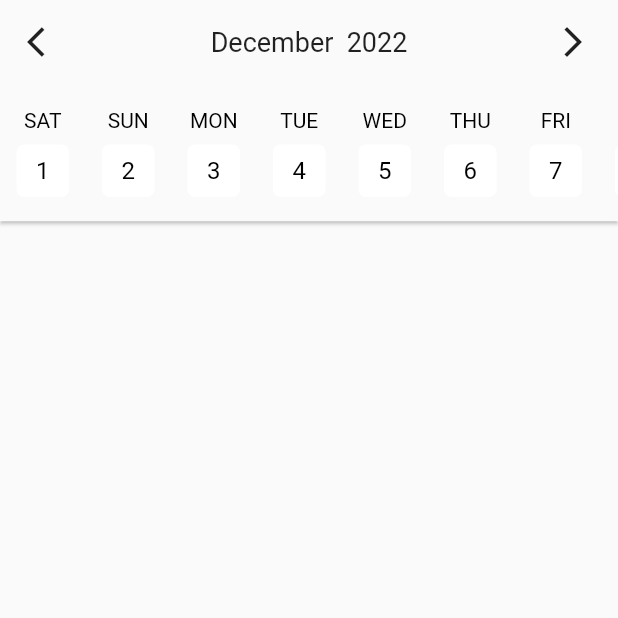
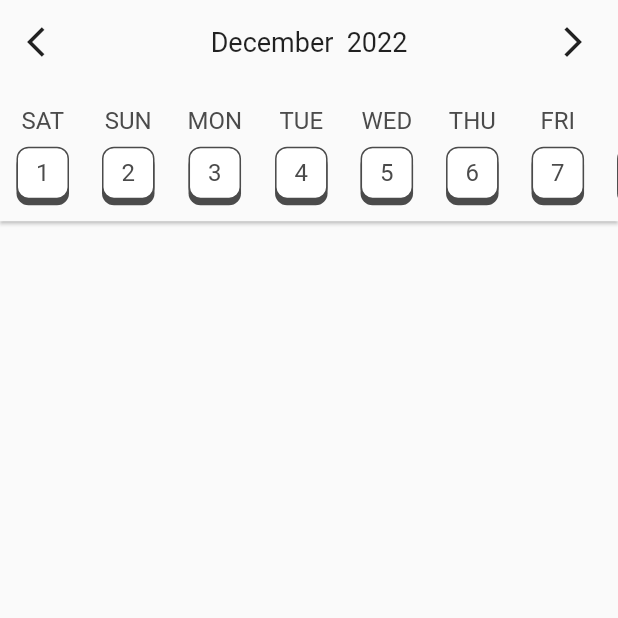
Before and after one commit to adarsh-technocrat/Timeline-Timekeeper, a Flutter app: the screen it shows after launch, on a phone screen of 412 x 824 dp, the top half of it. Run offline on Flutter 3.47's test engine with Material 2 defaults, Android fonts, the phone set to English and light mode, and no system bars; drawn by our look-alikes of scrollable_positioned_list.

Commit message:
chore: major Calender UI Refactor

```diff
--- a/lib/constants/constants.dart
+++ b/lib/constants/constants.dart
@@ -2,6 +2,6 @@ import 'package:flutter/material.dart';
 
 class Constants {
   /// [ Color Constant ]
-  ///
-  static const Color kDateCardColor = Color(0xff3761DE);
+  static const Color kDateCardColor = Color(0xff4B4B4B);
+  static const Color kCurrentCardColor = Color(0xffB0FF4D);
 }
--- /dev/null
+++ b/lib/helpers/ui_helper.dart
@@ -0,0 +1,30 @@
+import 'package:flutter/material.dart';
+
+class UIHelper {
+  static List<BoxShadow> boxShadow({required Color color}) {
+    return [BoxShadow(color: color, offset: const Offset(0, 4))];
+  }
+
+  static TextStyle textStyle({
+    required Color fontColor,
+    required FontWeight fontWeight,
+  }) {
+    return TextStyle(
+      fontSize: 16,
+      color: fontColor,
+      fontWeight: fontWeight,
+    );
+  }
+
+  static BoxDecoration boxDecoration(
+      {required Color borderColor,
+      required Color boxShadowColor,
+      required Color backgroundColor}) {
+    return BoxDecoration(
+      borderRadius: BorderRadius.circular(8),
+      border: Border.all(color: borderColor),
+      boxShadow: boxShadow(color: boxShadowColor),
+      color: backgroundColor,
+    );
+  }
+}
--- a/lib/widgets/date_card.dart
+++ b/lib/widgets/date_card.dart
@@ -7,21 +7,18 @@ class DateCard extends StatelessWidget {
   final DateTime currentDate;
   final DateTime selectedDate;
   final bool disablePreviousDate;
-  final Color disableBorderColor;
-  final Color selectedBorderColor;
-  final Color unSelectedBorderColor;
-  final Color disableTextColor;
-  final Color selectedTextColor;
-  final Color unSelectedTextColor;
-  final Color selectedBackgroundColor;
-  final Color unSelectedBackgroundColor;
-  final Color disableBackgroundColor;
-  final Color currentDateBorderColor;
-  final Color weekdaySelectedColor;
-  final Color weekdayUnselectedColor;
-  final List<BoxShadow> disableBoxShadow;
-  final List<BoxShadow> selectedBoxShadow;
-  final List<BoxShadow> unSelectedBoxShadow;
+  final BoxDecoration curentDateDecoration;
+  final BoxDecoration selectedDateDecoration;
+  final BoxDecoration unselectedDateDecoration;
+  final BoxDecoration disableDateDecoration;
+  final TextStyle curentDateTextStyle;
+  final TextStyle selectedDateTextStyle;
+  final TextStyle unSelectedDateTextStyle;
+  final TextStyle disableDateTextStyle;
+  final TextStyle curentWeekDayTextStyle;
+  final TextStyle selectedWeekDayStyle;
+  final TextStyle unSelectedWeekDayTextStyle;
+  final TextStyle disableWeekDayTextStyle;
 
   const DateCard(
       {super.key,
@@ -30,21 +27,18 @@ class DateCard extends StatelessWidget {
       required this.currentDate,
       required this.selectedDate,
       required this.disablePreviousDate,
-      required this.disableBorderColor,
-      required this.selectedBorderColor,
-      required this.unSelectedBorderColor,
-      required this.disableTextColor,
-      required this.selectedTextColor,
-      required this.unSelectedTextColor,
-      required this.selectedBackgroundColor,
-      required this.unSelectedBackgroundColor,
-      required this.disableBackgroundColor,
-      required this.currentDateBorderColor,
-      required this.disableBoxShadow,
-      required this.selectedBoxShadow,
-      required this.weekdaySelectedColor,
-      required this.weekdayUnselectedColor,
-      required this.unSelectedBoxShadow});
+      required this.curentDateDecoration,
+      required this.selectedDateDecoration,
+      required this.unselectedDateDecoration,
+      required this.disableDateDecoration,
+      required this.curentDateTextStyle,
+      required this.selectedDateTextStyle,
+      required this.unSelectedDateTextStyle,
+      required this.disableDateTextStyle,
+      required this.curentWeekDayTextStyle,
+      required this.selectedWeekDayStyle,
+      required this.unSelectedWeekDayTextStyle,
+      required this.disableWeekDayTextStyle});
 
   @override
   Widget build(BuildContext context) {
@@ -59,39 +53,26 @@ class DateCard extends StatelessWidget {
             DateHelper.getWeekday(weekday: dateItem.weekday)
                 .toString()
                 .toUpperCase(),
-            style: TextStyle(
-                color: isDisable(dateItem)
-                    ? disableTextColor
-                    : selectedDate.isAtSameMomentAs(dateItem)
-                        ? weekdaySelectedColor
-                        : weekdayUnselectedColor),
+            style: isDisable(dateItem)
+                ? disableWeekDayTextStyle
+                : selectedDate.isAtSameMomentAs(dateItem)
+                    ? selectedWeekDayStyle
+                    : currentDate.isAtSameMomentAs(dateItem)
+                        ? curentWeekDayTextStyle
+                        : unSelectedWeekDayTextStyle,
           ),
           const SizedBox(height: 8),
           SizedBox(
             height: 35,
             width: 35,
             child: Container(
-              decoration: BoxDecoration(
-                  borderRadius: BorderRadius.circular(5),
-                  border: Border.all(
-                    color: isDisable(dateItem)
-                        ? disableBorderColor
-                        : selectedDate.isAtSameMomentAs(dateItem)
-                            ? selectedBorderColor
-                            : currentDate.isAtSameMomentAs(dateItem)
-                                ? currentDateBorderColor
-                                : Colors.white,
-                  ),
-                  color: isDisable(dateItem)
-                      ? disableBackgroundColor
-                      : selectedDate.isAtSameMomentAs(dateItem)
-                          ? selectedBackgroundColor
-                          : unSelectedBackgroundColor,
-                  boxShadow: isDisable(dateItem)
-                      ? disableBoxShadow
-                      : selectedDate.isAtSameMomentAs(dateItem)
-                          ? selectedBoxShadow
-                          : unSelectedBoxShadow),
+              decoration: isDisable(dateItem)
+                  ? disableDateDecoration
+                  : selectedDate.isAtSameMomentAs(dateItem)
+                      ? selectedDateDecoration
+                      : currentDate.isAtSameMomentAs(dateItem)
+                          ? curentDateDecoration
+                          : unselectedDateDecoration,
               child: InkWell(
                 onTap: isDisable(dateItem)
                     ? null
@@ -101,13 +82,13 @@ class DateCard extends StatelessWidget {
                 child: Center(
                   child: Text(
                     dateItem.day.toString(),
-                    style: TextStyle(
-                        fontSize: 16,
-                        color: isDisable(dateItem)
-                            ? disableTextColor
-                            : selectedDate.isAtSameMomentAs(dateItem)
-                                ? selectedTextColor
-                                : unSelectedTextColor),
+                    style: isDisable(dateItem)
+                        ? disableDateTextStyle
+                        : selectedDate.isAtSameMomentAs(dateItem)
+                            ? selectedDateTextStyle
+                            : currentDate.isAtSameMomentAs(dateItem)
+                                ? curentDateTextStyle
+                                : unSelectedDateTextStyle,
                   ),
                 ),
               ),
--- a/lib/widgets/timekeeper_date.dart
+++ b/lib/widgets/timekeeper_date.dart
@@ -1,50 +1,43 @@
 import 'package:flutter/cupertino.dart';
 import 'package:scrollable_positioned_list/scrollable_positioned_list.dart';
+
 import 'package:timeline_timekeeper/helpers/date_helper.dart';
 import 'package:timeline_timekeeper/widgets/date_card.dart';
 
 class TimekeeperDate extends StatefulWidget {
   final Function(DateTime) selectedDate;
-  final Widget Function(BuildContext, int)? itemBuilder;
   final DateTime currentDate;
   final bool disablePreviousDate;
-  final Color disableBorderColor;
-  final Color selectedBorderColor;
-  final Color unSelectedBorderColor;
-  final Color disableTextColor;
-  final Color selectedTextColor;
-  final Color unSelectedTextColor;
-  final Color selectedBackgroundColor;
-  final Color unSelectedBackgroundColor;
-  final Color disableBackgroundColor;
-  final Color currentDateBorderColor;
-  final List<BoxShadow> disableBoxShadow;
-  final List<BoxShadow> selectedBoxShadow;
-  final List<BoxShadow> unSelectedBoxShadow;
-  final Color weekdaySelectedColor;
-  final Color weekdayUnselectedColor;
+  final BoxDecoration curentDateDecoration;
+  final BoxDecoration selectedDateDecoration;
+  final BoxDecoration unselectedDateDecoration;
+  final BoxDecoration disableDateDecoration;
+  final TextStyle curentDateTextStyle;
+  final TextStyle selectedDateTextStyle;
+  final TextStyle unSelectedDateTextStyle;
+  final TextStyle disableDateTextStyle;
+  final TextStyle curentWeekDayTextStyle;
+  final TextStyle selectedWeekDayStyle;
+  final TextStyle unSelectedWeekDayTextStyle;
+  final TextStyle disableWeekDayTextStyle;
 
   const TimekeeperDate(
       {super.key,
       required this.selectedDate,
-      this.itemBuilder,
       required this.currentDate,
       required this.disablePreviousDate,
-      required this.disableBorderColor,
-      required this.selectedBorderColor,
-      required this.unSelectedBorderColor,
-      required this.disableTextColor,
-      required this.selectedTextColor,
-      required this.unSelectedTextColor,
-      required this.selectedBackgroundColor,
-      required this.unSelectedBackgroundColor,
-      required this.disableBackgroundColor,
-      required this.currentDateBorderColor,
-      required this.disableBoxShadow,
-      required this.selectedBoxShadow,
-      required this.unSelectedBoxShadow,
-      required this.weekdaySelectedColor,
-      required this.weekdayUnselectedColor});
+      required this.curentDateDecoration,
+      required this.selectedDateDecoration,
+      required this.unselectedDateDecoration,
+      required this.disableDateDecoration,
+      required this.curentDateTextStyle,
+      required this.selectedDateTextStyle,
+      required this.unSelectedDateTextStyle,
+      required this.disableDateTextStyle,
+      required this.curentWeekDayTextStyle,
+      required this.selectedWeekDayStyle,
+      required this.unSelectedWeekDayTextStyle,
+      required this.disableWeekDayTextStyle});
 
   @override
   State<TimekeeperDate> createState() => _TimekeeperDateState();
@@ -83,8 +76,7 @@ class _TimekeeperDateState extends State<TimekeeperDate> {
         itemCount: DateHelper.getAllDates().length,
         itemPositionsListener: itemPositionsListener,
         itemScrollController: itemScrollController,
-        itemBuilder: widget.itemBuilder ??
-            (context, index) => DateCard(
+        itemBuilder: (context, index) => DateCard(
           onTap: (dateTime) {
             setState(() {
               selectedDate = dateTime;
@@ -95,26 +87,23 @@ class _TimekeeperDateState extends State<TimekeeperDate> {
               dateTime: DateHelper.removeTimeFromDatetime(
                   dateTime: widget.currentDate)),
           selectedDate: DateHelper.convertStringToDateTime(
-                      dateTime: DateHelper.removeTimeFromDatetime(
-                          dateTime: selectedDate!)),
+              dateTime:
+                  DateHelper.removeTimeFromDatetime(dateTime: selectedDate!)),
           dateItem: DateHelper.convertStringToDateTime(
               dateTime: DateHelper.getAllDates().keys.toList()[index]),
           disablePreviousDate: widget.disablePreviousDate,
-                  disableBorderColor: widget.disableBorderColor,
-                  selectedBorderColor: widget.selectedBorderColor,
-                  unSelectedBorderColor: widget.unSelectedBorderColor,
-                  disableTextColor: widget.disableTextColor,
-                  selectedTextColor: widget.selectedTextColor,
-                  unSelectedTextColor: widget.unSelectedTextColor,
-                  selectedBackgroundColor: widget.selectedBackgroundColor,
-                  unSelectedBackgroundColor: widget.unSelectedBackgroundColor,
-                  disableBackgroundColor: widget.disableBackgroundColor,
-                  currentDateBorderColor: widget.currentDateBorderColor,
-                  disableBoxShadow: widget.disableBoxShadow,
-                  selectedBoxShadow: widget.selectedBoxShadow,
-                  unSelectedBoxShadow: widget.unSelectedBoxShadow,
-                  weekdaySelectedColor: widget.weekdaySelectedColor,
-                  weekdayUnselectedColor: widget.weekdayUnselectedColor,
+          curentDateDecoration: widget.curentDateDecoration,
+          curentDateTextStyle: widget.curentDateTextStyle,
+          disableDateDecoration: widget.disableDateDecoration,
+          disableDateTextStyle: widget.disableDateTextStyle,
+          selectedDateDecoration: widget.selectedDateDecoration,
+          unSelectedDateTextStyle: widget.unSelectedDateTextStyle,
+          selectedDateTextStyle: widget.selectedDateTextStyle,
+          unselectedDateDecoration: widget.unselectedDateDecoration,
+          curentWeekDayTextStyle: widget.curentWeekDayTextStyle,
+          disableWeekDayTextStyle: widget.disableWeekDayTextStyle,
+          selectedWeekDayStyle: widget.selectedWeekDayStyle,
+          unSelectedWeekDayTextStyle: widget.unSelectedWeekDayTextStyle,
         ),
       ),
     );
--- a/lib/widgets/timekeeper_header.dart
+++ b/lib/widgets/timekeeper_header.dart
@@ -1,5 +1,6 @@
 import 'package:flutter/material.dart';
 import 'package:timeline_timekeeper/constants/constants.dart';
+import 'package:timeline_timekeeper/helpers/ui_helper.dart';
 import 'package:timeline_timekeeper/widgets/timekeeper_date.dart';
 import 'package:timeline_timekeeper/widgets/timekeeper_header_bar.dart';
 
@@ -8,45 +9,40 @@ class TimekeeperHeader extends StatefulWidget {
   final Function(DateTime dateTime) selectedDate;
   final DateTime? currentDate;
   final bool? disablePreviousDate;
-  final Color? disableBorderColor;
-  final Color? selectedBorderColor;
-  final Color? unSelectedBorderColor;
-  final Color? disableTextColor;
-  final Color? selectedTextColor;
-  final Color? unSelectedTextColor;
-  final Color? selectedBackgroundColor;
-  final Color? unSelectedBackgroundColor;
-  final Color? disableBackgroundColor;
-  final Color? currentDateBorderColor;
-  final List<BoxShadow>? disableBoxShadow;
-  final List<BoxShadow>? selectedBoxShadow;
-  final List<BoxShadow>? unSelectedBoxShadow;
-  final Color? weekdaySelectedColor;
-  final Color? weekdayUnselectedColor;
   final Widget? Function(DateTime)? customTimekeeperHeaderBar;
+  final BoxDecoration? curentDateDecoration;
+  final BoxDecoration? selectedDateDecoration;
+  final BoxDecoration? unselectedDateDecoration;
+  final BoxDecoration? disableDateDecoration;
+  final TextStyle? curentDateTextStyle;
+  final TextStyle? selectedDateTextStyle;
+  final TextStyle? unSelectedDateTextStyle;
+  final TextStyle? disableDateTextStyle;
+  final TextStyle? curentWeekDayTextStyle;
+  final TextStyle? selectedWeekDayStyle;
+  final TextStyle? unSelectedWeekDayTextStyle;
+  final TextStyle? disableWeekDayTextStyle;
 
-  const TimekeeperHeader(
-      {super.key,
-      this.showTimekeeperHeaderBar,
-      required this.selectedDate,
-      this.currentDate,
-      this.disablePreviousDate = false,
-      this.disableBorderColor,
-      this.selectedBorderColor = Colors.white,
-      this.unSelectedBorderColor = Colors.white,
-      this.disableTextColor = Colors.grey,
-      this.selectedTextColor = Colors.white,
-      this.unSelectedTextColor = Colors.black,
-      this.selectedBackgroundColor = Constants.kDateCardColor,
-      this.currentDateBorderColor = Constants.kDateCardColor,
-      this.unSelectedBackgroundColor = Colors.white,
-      this.disableBackgroundColor = Colors.white,
-      this.disableBoxShadow,
-      this.selectedBoxShadow,
-      this.unSelectedBoxShadow,
-      this.weekdaySelectedColor = Constants.kDateCardColor,
-      this.weekdayUnselectedColor = Colors.black,
-      required this.customTimekeeperHeaderBar});
+  const TimekeeperHeader({
+    super.key,
+    this.showTimekeeperHeaderBar,
+    required this.selectedDate,
+    this.currentDate,
+    this.disablePreviousDate = false,
+    this.customTimekeeperHeaderBar,
+    this.curentDateDecoration,
+    this.selectedDateDecoration,
+    this.unselectedDateDecoration,
+    this.disableDateDecoration,
+    this.curentDateTextStyle,
+    this.selectedDateTextStyle,
+    this.unSelectedDateTextStyle,
+    this.disableDateTextStyle,
+    this.curentWeekDayTextStyle,
+    this.selectedWeekDayStyle,
+    this.unSelectedWeekDayTextStyle,
+    this.disableWeekDayTextStyle,
+  });
 
   @override
   State<TimekeeperHeader> createState() => _TimekeeperHeaderState();
@@ -77,23 +73,58 @@ class _TimekeeperHeaderState extends State<TimekeeperHeader> {
             },
             currentDate: widget.currentDate ?? DateTime.now(),
             disablePreviousDate: widget.disablePreviousDate!,
-            disableBorderColor:
-                widget.disableBorderColor ?? Colors.grey.withOpacity(0.1),
-            selectedBorderColor: widget.selectedBorderColor!,
-            unSelectedBorderColor: widget.unSelectedBorderColor!,
-            disableTextColor: widget.disableTextColor!,
-            selectedTextColor: widget.selectedTextColor!,
-            unSelectedTextColor: widget.unSelectedTextColor!,
-            selectedBackgroundColor: widget.selectedBackgroundColor!,
-            unSelectedBackgroundColor: widget.unSelectedBackgroundColor!,
-            disableBackgroundColor: widget.disableBackgroundColor!,
-            currentDateBorderColor: widget.currentDateBorderColor!,
-            disableBoxShadow: widget.disableBoxShadow ?? [],
-            selectedBoxShadow: widget.selectedBoxShadow ?? [],
-            unSelectedBoxShadow: widget.unSelectedBoxShadow ?? [],
-            weekdaySelectedColor: widget.weekdaySelectedColor!,
-            weekdayUnselectedColor: widget.weekdayUnselectedColor!,
-          )
+            curentDateDecoration: widget.curentDateDecoration ??
+                UIHelper.boxDecoration(
+                  borderColor: Constants.kDateCardColor,
+                  boxShadowColor: Constants.kCurrentCardColor,
+                  backgroundColor: Constants.kCurrentCardColor,
+                ),
+            curentDateTextStyle: widget.curentDateTextStyle ??
+                UIHelper.textStyle(
+                    fontColor: Constants.kDateCardColor,
+                    fontWeight: FontWeight.normal),
+            disableDateDecoration: widget.disableDateDecoration ??
+                UIHelper.boxDecoration(
+                    borderColor: Colors.grey,
+                    boxShadowColor: Colors.grey.withOpacity(0.1),
+                    backgroundColor: Colors.white),
+            disableDateTextStyle: widget.disableDateTextStyle ??
+                UIHelper.textStyle(
+                    fontColor: Colors.grey.withOpacity(0.4),
+                    fontWeight: FontWeight.normal),
+            selectedDateDecoration: widget.selectedDateDecoration ??
+                UIHelper.boxDecoration(
+                  borderColor: Colors.white,
+                  boxShadowColor: Constants.kDateCardColor,
+                  backgroundColor: Constants.kDateCardColor,
+                ),
+            selectedDateTextStyle: widget.selectedDateTextStyle ??
+                UIHelper.textStyle(
+                    fontColor: Colors.white, fontWeight: FontWeight.bold),
+            unSelectedDateTextStyle: widget.unSelectedDateTextStyle ??
+                UIHelper.textStyle(
+                    fontColor: Constants.kDateCardColor,
+                    fontWeight: FontWeight.normal),
+            unselectedDateDecoration: widget.unselectedDateDecoration ??
+                UIHelper.boxDecoration(
+                    borderColor: Constants.kDateCardColor,
+                    boxShadowColor: Constants.kDateCardColor,
+                    backgroundColor: Colors.white),
+            curentWeekDayTextStyle: widget.curentWeekDayTextStyle ??
+                UIHelper.textStyle(
+                    fontColor: Constants.kDateCardColor,
+                    fontWeight: FontWeight.normal),
+            disableWeekDayTextStyle: widget.disableWeekDayTextStyle ??
+                UIHelper.textStyle(
+                    fontColor: Colors.grey.withOpacity(0.4),
+                    fontWeight: FontWeight.normal),
+            selectedWeekDayStyle: UIHelper.textStyle(
+                fontColor: Constants.kDateCardColor,
+                fontWeight: FontWeight.bold),
+            unSelectedWeekDayTextStyle: UIHelper.textStyle(
+                fontColor: Constants.kDateCardColor,
+                fontWeight: FontWeight.normal),
+          ),
         ],
       ),
     );
--- a/lib/widgets/timekeeper_header_bar.dart
+++ b/lib/widgets/timekeeper_header_bar.dart
@@ -1,6 +1,4 @@
 import 'package:flutter/material.dart';
-import 'package:google_fonts/google_fonts.dart';
-
 import '../helpers/date_helper.dart';
 
 class TimekeeperHeaderBar extends StatelessWidget {
--- a/pubspec.yaml
+++ b/pubspec.yaml
@@ -34,7 +34,6 @@ dependencies:
   # Use with the CupertinoIcons class for iOS style icons.
   cupertino_icons: ^1.0.2
   scrollable_positioned_list: ^0.3.5
-  google_fonts: ^3.0.1
 
 dev_dependencies:
   flutter_test:
```
Also changed, not shown: pubspec.lock, 1 other file. Lines whose indentation alone changed are shown as unchanged.
